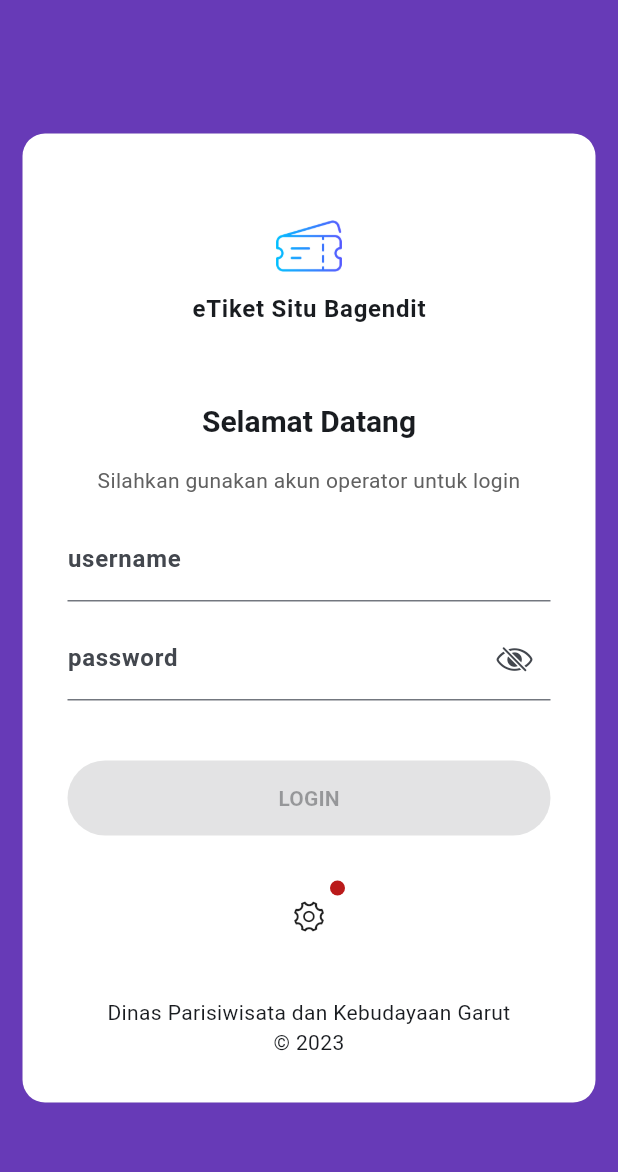
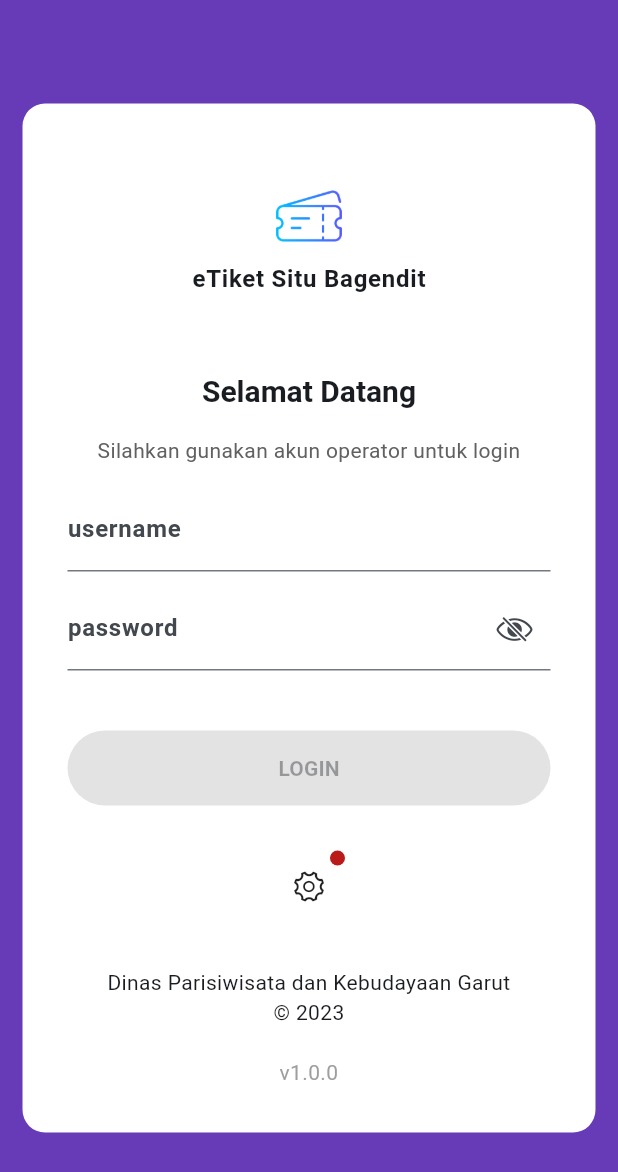
Before and after one commit to ikbalmoh/tik-at-app, a Flutter app: the screen it shows after launch, after a tap on an icon or button, on a phone screen of 412 x 824 dp. Shown: the top 1172 px of the screen. Run offline on Flutter 3.47's test engine with Material 3 defaults, Android fonts, the phone set to English and light mode, and no system bars; our stand-ins replace device_info_plus, dio, equatable, get, get_storage, package_info_plus and 2 more; missing offline and left inert: blue_thermal_printer.

```diff
--- a/lib/main.dart
+++ b/lib/main.dart
@@ -7,6 +7,7 @@ import 'package:device_info_plus/device_info_plus.dart';
 import 'package:tik_at_app/modules/auth/auth.dart';
 import 'package:get/get.dart';
 import 'package:tik_at_app/modules/setting/setting.dart';
+import 'package:package_info_plus/package_info_plus.dart';
 
 Future initServices() async {
   if (kDebugMode) {
@@ -29,6 +30,9 @@ Future initServices() async {
   };
 
   await GetStorage.init();
+  PackageInfo packageInfo = await PackageInfo.fromPlatform();
+
+  String appVersion = packageInfo.version;
 
   final deviceInfoPlugin = DeviceInfoPlugin();
 
@@ -54,6 +58,7 @@ Future initServices() async {
 
   GetStorage box = GetStorage();
 
+  box.write('version', appVersion);
   box.write('device', deviceName);
 
   Get.put(SettingController(SettingService()));
--- a/lib/screens/login/_login_form.dart
+++ b/lib/screens/login/_login_form.dart
@@ -4,6 +4,7 @@ import 'package:get/get.dart';
 import 'package:tik_at_app/modules/auth/auth.dart';
 import 'package:tik_at_app/modules/setting/setting.dart';
 import 'package:responsive_framework/responsive_framework.dart';
+import 'package:get_storage/get_storage.dart';
 
 enum PopupMenus { server, printer }
 
@@ -17,6 +18,8 @@ class LoginForm extends StatefulWidget {
 class _LoginFormState extends State<LoginForm> {
   AuthController authController = Get.find();
   SettingController settingController = Get.find();
+
+  GetStorage box = GetStorage();
 
   final TextEditingController _usernameController = TextEditingController();
   final TextEditingController _passwordController = TextEditingController();
@@ -229,6 +232,14 @@ class _LoginFormState extends State<LoginForm> {
               '© 2023',
               textAlign: TextAlign.center,
             ),
+            const SizedBox(
+              height: 20,
+            ),
+            Text(
+              "v${box.read('version') ?? '0'}",
+              textAlign: TextAlign.center,
+              style: const TextStyle(color: Colors.grey),
+            ),
           ],
         ),
       ),
--- a/pubspec.yaml
+++ b/pubspec.yaml
@@ -46,6 +46,7 @@ dependencies:
   validators: ^3.0.0
   blue_thermal_printer: ^1.2.3
   path_provider: ^2.1.1
+  package_info_plus: ^5.0.1
 
 dev_dependencies:
   flutter_test:
```
Also changed, not shown: pubspec.lock, 7 other files.
